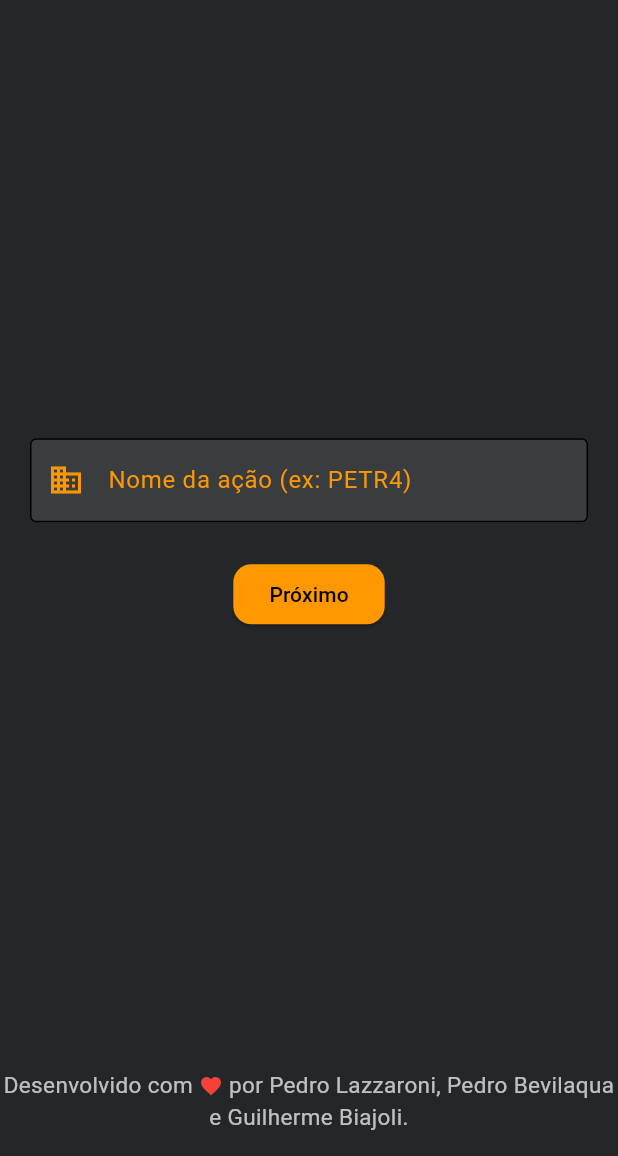
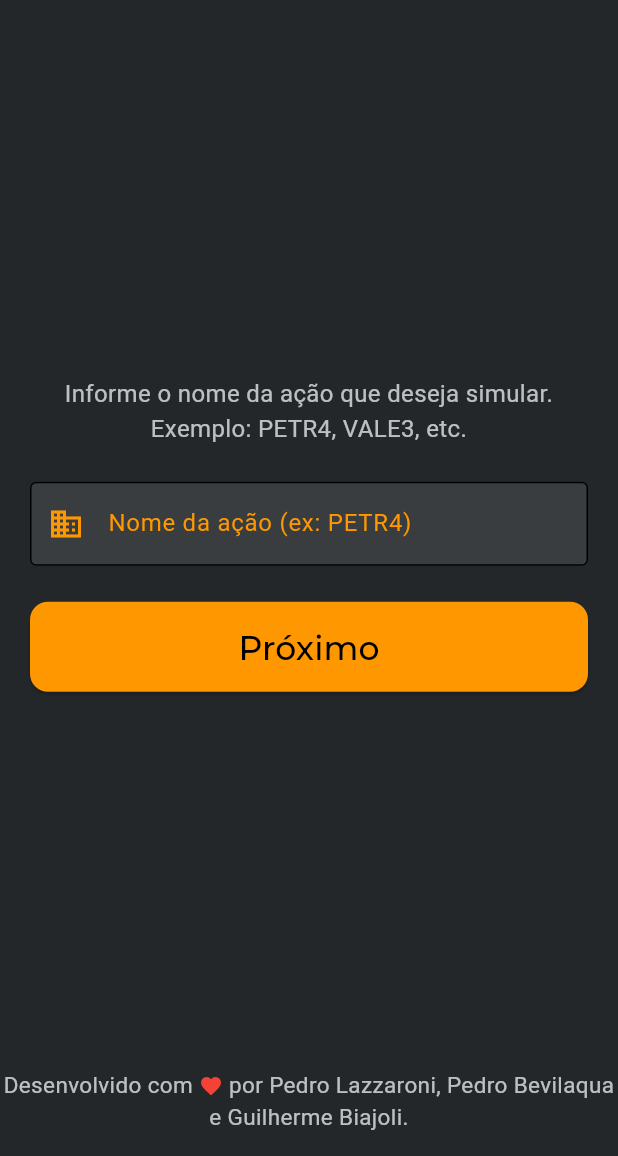
Before and after one commit to pedrolazzaroni/StockCalc, a Flutter app: the screen it shows after launch, after a tap on "Iniciar", on a phone screen of 412 x 824 dp, the part 80-1236 px from its top. Run offline on Flutter 3.47's test engine with Material 3 defaults, Android fonts, the phone set to English and light mode, and no system bars; our stand-ins replace fl_chart, google_fonts, share_plus, shared_preferences.

Commit message:
Adicionando explicações

```diff
--- a/lib/main.dart
+++ b/lib/main.dart
@@ -17,6 +17,7 @@ class StockCalcApp extends StatelessWidget {
   Widget build(BuildContext context) {
     return MaterialApp(
       title: 'StockCalc',
+      debugShowCheckedModeBanner: false,
       theme: ThemeData(
         primaryColor: Colors.orange,
         colorScheme: ColorScheme.fromSwatch().copyWith(
@@ -171,13 +172,18 @@ class HeaderFooterScaffold extends StatelessWidget {
                       ),
                       SizedBox(width: 0),
                     ],
-                    Text(
+                    GestureDetector(
+                      onTap: () {
+                        Navigator.of(context).pushNamedAndRemoveUntil('/home', (route) => false);
+                      },
+                      child: Text(
                         'StockCalc',
                         style: GoogleFonts.montserrat(
                           color: Colors.orange,
                           fontWeight: FontWeight.bold,
                           fontSize: 26,
                           letterSpacing: 1.2,
+                        ),
                       ),
                     ),
                   ],
@@ -238,22 +244,31 @@ class HomePage extends StatelessWidget {
               ),
             ),
             SizedBox(height: 32),
-            ElevatedButton(
+            SizedBox(
+              width: double.infinity,
+              height: 60,
+              child: ElevatedButton(
                 onPressed: () {
                   Navigator.of(context).pushNamed('/stockName');
                 },
-              child: Text('Iniciar'),
+                child: Text('Iniciar', style: GoogleFonts.montserrat(fontSize: 22)),
+              ),
             ),
             SizedBox(height: 24),
-            OutlinedButton(
+            SizedBox(
+              width: double.infinity,
+              height: 60,
+              child: OutlinedButton(
                 onPressed: () {
                   Navigator.of(context).pushNamed('/about');
                 },
                 style: OutlinedButton.styleFrom(
                   side: BorderSide(color: Colors.orange),
                   foregroundColor: Colors.orange,
+                  textStyle: GoogleFonts.montserrat(fontSize: 22),
                 ),
-              child: Text('Sobre'),
+                child: Text('Sobre', style: GoogleFonts.montserrat(fontSize: 22)),
+              ),
             ),
           ],
         ),
@@ -329,6 +344,12 @@ class StockNamePageState extends State<StockNamePage> {
           child: Column(
             mainAxisAlignment: MainAxisAlignment.center,
             children: [
+              Text(
+                'Informe o nome da ação que deseja simular. Exemplo: PETR4, VALE3, etc.',
+                style: GoogleFonts.roboto(color: Colors.white70, fontSize: 16),
+                textAlign: TextAlign.center,
+              ),
+              SizedBox(height: 24),
               TextFormField(
                 controller: _stockNameController,
                 decoration: InputDecoration(
@@ -344,7 +365,10 @@ class StockNamePageState extends State<StockNamePage> {
                 },
               ),
               SizedBox(height: 24),
-              ElevatedButton(
+              SizedBox(
+                width: double.infinity,
+                height: 60,
+                child: ElevatedButton(
                   onPressed: () {
                     if (_formKey.currentState!.validate()) {
                       Navigator.of(context).pushNamed('/averageReturn',
@@ -353,7 +377,8 @@ class StockNamePageState extends State<StockNamePage> {
                           });
                     }
                   },
-                child: Text('Próximo'),
+                  child: Text('Próximo', style: GoogleFonts.montserrat(fontSize: 22)),
+                ),
               ),
             ],
           ),
@@ -385,6 +410,12 @@ class AverageReturnPageState extends State<AverageReturnPage> {
           child: Column(
             mainAxisAlignment: MainAxisAlignment.center,
             children: [
+              Text(
+                'Digite a rentabilidade média anual (%) que você espera para essa ação.',
+                style: GoogleFonts.roboto(color: Colors.white70, fontSize: 16),
+                textAlign: TextAlign.center,
+              ),
+              SizedBox(height: 24),
               Text('Ação: ${widget.stockName}',
                   style: GoogleFonts.montserrat(color: Colors.orange, fontSize: 18)),
               SizedBox(height: 16),
@@ -405,7 +436,10 @@ class AverageReturnPageState extends State<AverageReturnPage> {
                 },
               ),
               SizedBox(height: 24),
-              ElevatedButton(
+              SizedBox(
+                width: double.infinity,
+                height: 60,
+                child: ElevatedButton(
                   onPressed: () {
                     if (_formKey.currentState!.validate()) {
                       Navigator.of(context).pushNamed('/stockPrice', arguments: {
@@ -415,7 +449,8 @@ class AverageReturnPageState extends State<AverageReturnPage> {
                       });
                     }
                   },
-                child: Text('Próximo'),
+                  child: Text('Próximo', style: GoogleFonts.montserrat(fontSize: 22)),
+                ),
               ),
             ],
           ),
@@ -447,6 +482,12 @@ class StockPricePageState extends State<StockPricePage> {
           child: Column(
             mainAxisAlignment: MainAxisAlignment.center,
             children: [
+              Text(
+                'Informe o preço atual da ação para o cálculo da simulação.',
+                style: GoogleFonts.roboto(color: Colors.white70, fontSize: 16),
+                textAlign: TextAlign.center,
+              ),
+              SizedBox(height: 24),
               Text('Ação: ${widget.stockName}',
                   style: GoogleFonts.montserrat(color: Colors.orange, fontSize: 18)),
               SizedBox(height: 16),
@@ -467,7 +508,10 @@ class StockPricePageState extends State<StockPricePage> {
                 },
               ),
               SizedBox(height: 24),
-              ElevatedButton(
+              SizedBox(
+                width: double.infinity,
+                height: 60,
+                child: ElevatedButton(
                   onPressed: () {
                     if (_formKey.currentState!.validate()) {
                       Navigator.of(context).pushNamed('/investment', arguments: {
@@ -477,7 +521,8 @@ class StockPricePageState extends State<StockPricePage> {
                       });
                     }
                   },
-                child: Text('Próximo'),
+                  child: Text('Próximo', style: GoogleFonts.montserrat(fontSize: 22)),
+                ),
               ),
             ],
           ),
@@ -602,6 +647,12 @@ class InvestmentPageState extends State<InvestmentPage> {
           key: _formKey,
           child: ListView(
             children: [
+              Text(
+                'Preencha os dados abaixo para simular o valor futuro do seu investimento nesta ação.',
+                style: GoogleFonts.roboto(color: Colors.white70, fontSize: 16),
+                textAlign: TextAlign.center,
+              ),
+              SizedBox(height: 24),
               Card(
                 color: Colors.orange,
                 shape: RoundedRectangleBorder(
```
Lines whose indentation alone changed are shown as unchanged.
